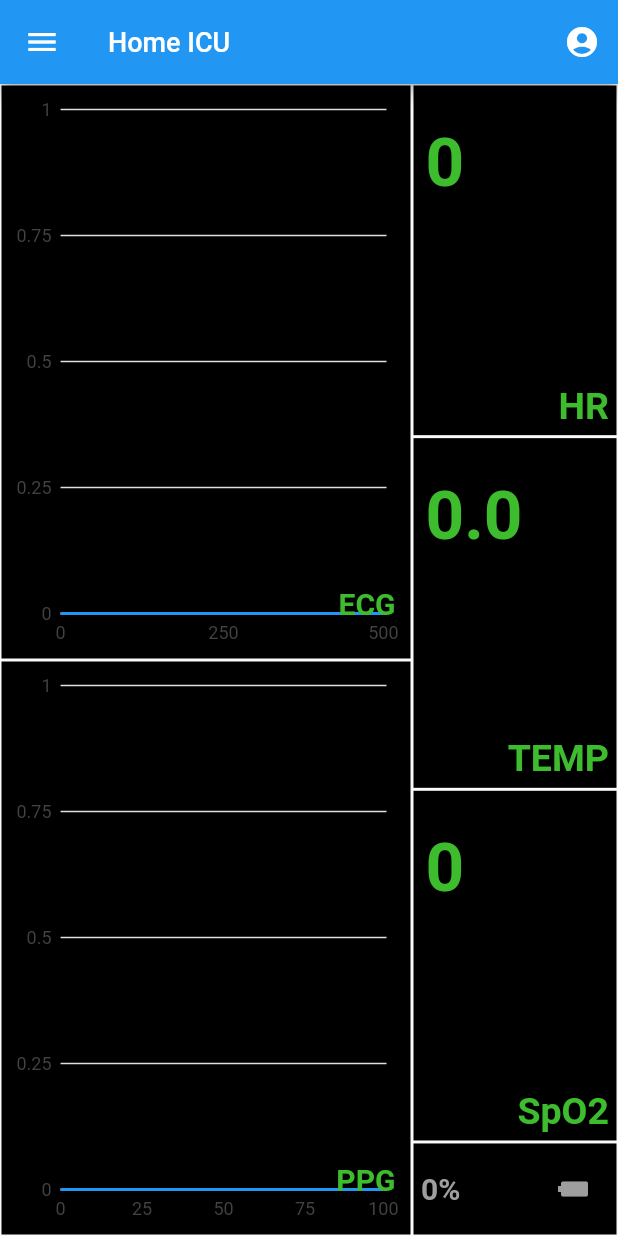
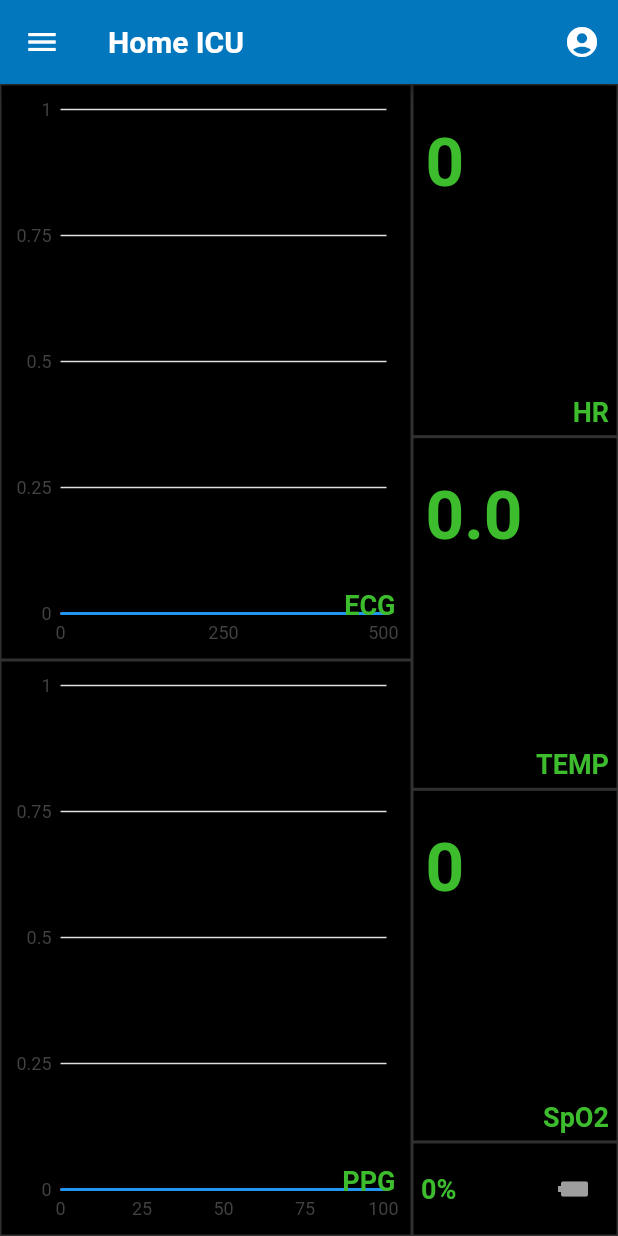
Before and after one commit to hellozed/mychart, a Flutter app: the screen it shows after launch, on a phone screen of 412 x 824 dp. Run offline on Flutter 3.47's test engine with Material 2 defaults, Android fonts, the phone set to English and light mode, and no system bars; our stand-ins replace charts_flutter, device_info, event_bus, flutter_blue, shared_preferences.

Commit message:
add history chart, theme and change readme

```diff
--- a/lib/home.dart
+++ b/lib/home.dart
@@ -1,5 +1,4 @@
 import 'dart:typed_data';
-
 import 'package:charts_flutter/flutter.dart' as charts;
 import 'package:flutter/foundation.dart';
 import 'package:flutter/material.dart';
@@ -21,6 +20,8 @@ import 'file.dart';
  * but the speed is slower.
  * https://github.com/imaNNeoFighT/fl_chart/blob/master/example/lib/line_chart/samples/line_chart_sample1.dart
  *
+ * Tool for generate GUI
+ * https://flutterstudio.app
  * ----------------------------------------------------------------------------*/
 
 //data represent each sample point on the linear data type.
@@ -46,25 +47,22 @@ class LiveLineChart extends StatefulWidget {
   _LiveLineChartState createState() => _LiveLineChartState();
 }
 
-class _LiveLineChartState extends State<LiveLineChart> with WidgetsBindingObserver{
-
+class _LiveLineChartState extends State<LiveLineChart>
+    with WidgetsBindingObserver {
   @override
   Widget build(BuildContext context) {
     installEventListener(MyEventId.bluetoothOff, showBluetoothOffDialog);
 
     return Scaffold(
-      appBar: AppBar( // app title
+      appBar: AppBar(
+          // app title
           title: Text(
             widget.title,
-            style: TextStyle(
-              fontSize: 18.0,
+            style: Theme.of(context).textTheme.headline6,
           ),
-          ),
-          leading: Icon(Icons.menu),
           actions: <Widget>[
-            IconButton(icon: Icon(Icons.account_circle), onPressed: () => {})
+            IconButton(icon: Icon(Icons.account_circle), onPressed: () {}),
           ]),
-
       body: Center(
         child: Row(
             mainAxisAlignment: MainAxisAlignment.start,
@@ -79,14 +77,51 @@ class _LiveLineChartState extends State<LiveLineChart> with WidgetsBindingObserv
                     mainAxisSize: MainAxisSize.max,
                     crossAxisAlignment: CrossAxisAlignment.center,
                     children: <Widget>[
-                      myChartBlock(DataSource.ecg, "ECG", 1, context),  // show ecg chart
-                      myChartBlock(DataSource.ppg, "PPG", 1, context),  // show ppg chart
+                      myChartBlock(
+                          DataSource.ecg, "ECG", 1, context), // show ecg chart
+                      myChartBlock(
+                          DataSource.ppg, "PPG", 1, context), // show ppg chart
                     ]),
               ),
 
               //right column
               numStreamBuilder(), // show serveral vital sign numbers
             ]),
+      ),
+      drawer: Drawer(
+        // Add a ListView to the drawer. This ensures the user can scroll
+        // through the options in the drawer if there isn't enough vertical
+        // space to fit everything.
+        child: ListView(
+          // Important: Remove any padding from the ListView.
+          padding: EdgeInsets.zero,
+          children: <Widget>[
+            DrawerHeader(
+              child: Text('Settings'),
+              decoration: BoxDecoration(
+                color: Colors.blue,
+              ),
+            ),
+            ListTile(
+              title: Text('Delete History'),
+              onTap: () {
+                // delete history file of ecg
+                chartLog.delete();
+                // Then close the drawer
+                Navigator.pop(context);
+              },
+            ),
+            ListTile(
+              title: Text('More Settings'),
+              onTap: () {
+                // Update the state of the app
+                // ...
+                // Then close the drawer
+                Navigator.pop(context);
+              },
+            ),
+          ],
+        ),
       ),
     );
   }
@@ -104,7 +139,7 @@ class _LiveLineChartState extends State<LiveLineChart> with WidgetsBindingObserv
       case AppLifecycleState.inactive:
       case AppLifecycleState.paused:
         print("app in inactive or paused");
-        bleStopScan();  // stop ble communication when app is not in use
+        bleStopScan(); // stop ble communication when app is not in use
         break;
       case AppLifecycleState.detached:
         print("app in detached");
@@ -113,7 +148,8 @@ class _LiveLineChartState extends State<LiveLineChart> with WidgetsBindingObserv
   }
 
   @override
-  void dispose() async {  // when this page is off, turn off ble streams
+  void dispose() async {
+    // when this page is off, turn off ble streams
     ppgStreamController.close();
     ecgStreamController.close();
     numStreamController.close();
@@ -149,7 +185,6 @@ class _LiveLineChartState extends State<LiveLineChart> with WidgetsBindingObserv
   }
 }
 
-
 class VitalNumbers {
   int sPo2;
   double temperature;
@@ -168,11 +203,14 @@ class VitalNumbers {
     clear();
   }
 }
+
 //----------------------------------
 // stream definations
 //----------------------------------
-const ppgChartDataSize = 100; // each ppg chart display so many samples (sample rate 25sps)
-const ecgChartDataSize = 125 * 4; // each ecg chart display so many samples (sample rate 125 sps)
+const ppgChartDataSize =
+    100; // each ppg chart display so many samples (sample rate 25sps)
+const ecgChartDataSize =
+    125 * 4; // each ecg chart display so many samples (sample rate 125 sps)
 
 StreamController<VitalNumbers> numStreamController;
 StreamController<List<int>> ppgStreamController, ecgStreamController;
@@ -195,11 +233,12 @@ StreamBuilder<VitalNumbers> numStreamBuilder() {
               mainAxisSize: MainAxisSize.max,
               crossAxisAlignment: CrossAxisAlignment.center,
               children: <Widget>[
-                myTextBlock(snapshot.data.heartRate.toString(), "HR", 15),
                 myTextBlock(
-                    snapshot.data.temperature.toStringAsFixed(1), "TEMP", 15),
-                myTextBlock(snapshot.data.sPo2.toString(), "SpO2", 15),
-                myBatteryBlock(snapshot.data.battery.toString(), 4),
+                    snapshot.data.heartRate.toString(), "HR", 15, context),
+                myTextBlock(snapshot.data.temperature.toStringAsFixed(1),
+                    "TEMP", 15, context),
+                myTextBlock(snapshot.data.sPo2.toString(), "SpO2", 15, context),
+                myBatteryBlock(snapshot.data.battery.toString(), 4, context),
               ]),
         );
       });
@@ -243,7 +282,11 @@ StreamBuilder<List<int>> myStreamBuilder(DataSource dataSource) {
           ),
         ];
         if (snapshot.data != null) {
-          convertToChartData(snapshot.data, ppg2, ppg_tx_size * 2 + 2, dataSource,
+          convertToChartData(
+              snapshot.data,
+              ppg2,
+              ppg_tx_size * 2 + 2,
+              dataSource,
               (dataSource == DataSource.ppg) ? ppgChartData : ecgChartData);
         }
         return Padding(
@@ -259,11 +302,12 @@ StreamBuilder<List<int>> myStreamBuilder(DataSource dataSource) {
 //----------------------------------
 // block for display chart
 //----------------------------------
-Expanded myChartBlock(DataSource dataSource, String myText, int myFlex, BuildContext context) {
+Expanded myChartBlock(
+    DataSource dataSource, String myText, int myFlex, BuildContext context) {
   return Expanded(
       flex: myFlex,
       child: GestureDetector(
-      child:Container(
+        child: Container(
           color: mainBackgroundColor,
           margin: EdgeInsets.all(1.0), //outside
           padding: const EdgeInsets.all(0.0),
@@ -274,7 +318,7 @@ Expanded myChartBlock(DataSource dataSource, String myText, int myFlex, BuildCon
             children: <Widget>[
               //chart
               Positioned(
-              child:myStreamBuilder(dataSource),
+                child: myStreamBuilder(dataSource),
               ),
 
               //text
@@ -283,11 +327,7 @@ Expanded myChartBlock(DataSource dataSource, String myText, int myFlex, BuildCon
                 right: 10.0,
                 child: Text(
                   myText.toString(),
-                style: TextStyle(
-                  fontSize: 20.0,
-                  color: mySmallTextColor,
-                  fontWeight: FontWeight.w600,
-                ),
+                  style: Theme.of(context).textTheme.headline5,
                 ),
               ),
             ],
@@ -302,11 +342,9 @@ Expanded myChartBlock(DataSource dataSource, String myText, int myFlex, BuildCon
 //----------------------------------
 // block for display text block
 //----------------------------------
-// pre-defined theme parameters
-const myBigTextColor = Color(0xFF3dbd2e);
-const mySmallTextColor = Color(0xFF3dbd2e);
 
-Expanded myTextBlock(String bigText, String smallText, int myFlex) {
+Expanded myTextBlock(
+    String bigText, String smallText, int myFlex, BuildContext context) {
   return Expanded(
     flex: myFlex,
     child: Container(
@@ -326,11 +364,7 @@ Expanded myTextBlock(String bigText, String smallText, int myFlex) {
             left: 8,
             child: Text(
               bigText.toString(),
-              style: TextStyle(
-                fontSize: 45,
-                color: myBigTextColor,
-                fontWeight: FontWeight.w600,
-              ),
+              style: Theme.of(context).textTheme.headline4,
             ),
           ),
 
@@ -340,11 +374,7 @@ Expanded myTextBlock(String bigText, String smallText, int myFlex) {
             right: 5,
             child: Text(
               smallText.toString(),
-              style: TextStyle(
-                fontSize: 25,
-                color: mySmallTextColor,
-                fontWeight: FontWeight.w600,
-              ),
+              style: Theme.of(context).textTheme.headline5,
             ),
           ),
         ],
@@ -353,7 +383,7 @@ Expanded myTextBlock(String bigText, String smallText, int myFlex) {
   );
 }
 
-Expanded myBatteryBlock(String bigText, int myFlex) {
+Expanded myBatteryBlock(String bigText, int myFlex, BuildContext context) {
   return Expanded(
     flex: myFlex,
     child: Container(
@@ -372,11 +402,7 @@ Expanded myBatteryBlock(String bigText, int myFlex) {
             left: 5,
             child: Text(
               (bigText + "%").toString(),
-              style: TextStyle(
-                fontSize: 20,
-                color: Colors.grey,
-                fontWeight: FontWeight.w600,
-              ),
+              style: Theme.of(context).textTheme.headline5,
             ),
           ),
 
--- a/lib/main.dart
+++ b/lib/main.dart
@@ -42,6 +42,30 @@ class MyApp extends StatelessWidget {
       theme: ThemeData(
         primarySwatch: Colors.blue,
         visualDensity: VisualDensity.adaptivePlatformDensity,
+
+        // default brightness and colors
+        brightness: Brightness.dark,
+        primaryColor: Colors.lightBlue[800],
+        accentColor: Colors.cyan[600],
+
+        // default font family
+        fontFamily: 'Roboto',
+
+        // default TextTheme
+        textTheme: TextTheme(
+          headline1: TextStyle(fontSize: 72.0, fontWeight: FontWeight.bold),
+
+          // used as big screen text
+          headline4: TextStyle(fontSize: 45.0, color: Color(0xFF3dbd2e),fontWeight: FontWeight.w600),
+          // used as small screen text
+          headline5: TextStyle(fontSize: 18.0, color: Color(0xFF3dbd2e),fontWeight: FontWeight.w600),
+          // used as screen title
+          headline6: TextStyle(fontSize: 20.0, fontWeight: FontWeight.bold),
+
+          //bodyText1: TextStyle(fontSize: 20.0, fontWeight: FontWeight.w600),
+
+        ),
+
       ),
       home: LiveLineChart(title: 'Home ICU'),
     );
```
Also changed, not shown: lib/file.dart (+6 -3 lines), lib/history.dart (+11 -13 lines), 2 other files. Lines whose indentation alone changed are shown as unchanged.
